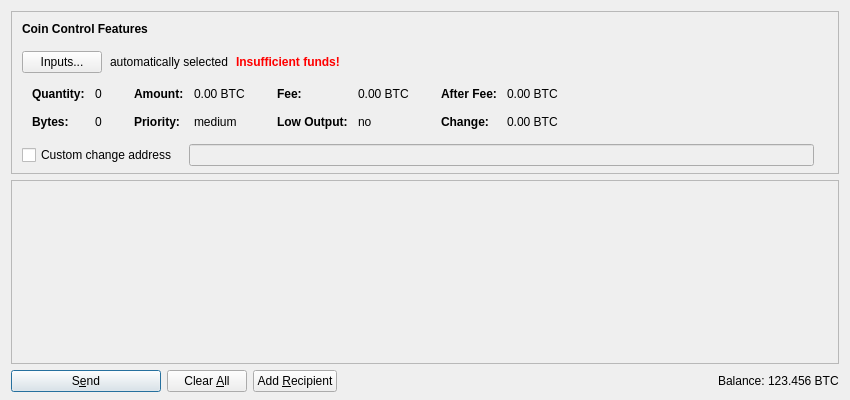
Before: the Qt Designer form src/qt/forms/sendcoinsdialog.ui in lycancoin/lycancoin-release, drawn with Qt 5.
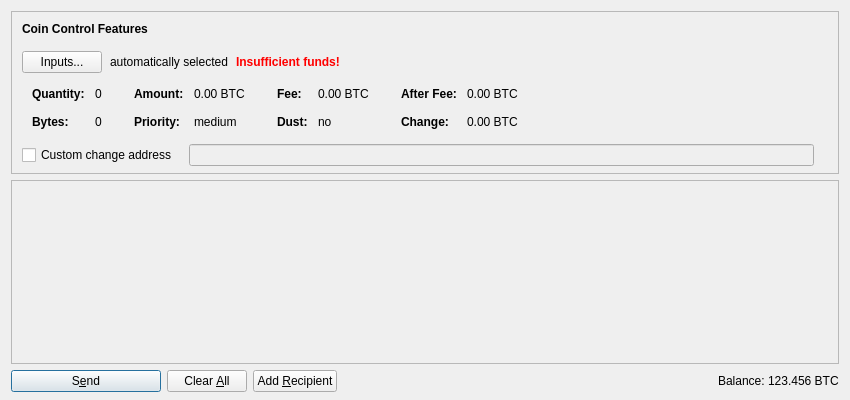
After: the same form once the commit is applied. Icons and pictures are not drawn. Custom widgets are drawn as their Qt base class.

Diff of the .ui file:
```diff
--- a/src/qt/forms/sendcoinsdialog.ui
+++ b/src/qt/forms/sendcoinsdialog.ui
@@ -417,7 +417,7 @@
                   </font>
                  </property>
                  <property name="text">
-                  <string>Low Output:</string>
+                  <string>Dust:</string>
                  </property>
                 </widget>
                </item>
@@ -742,6 +742,12 @@
        </property>
        <item>
         <widget class="QLabel" name="label">
+         <property name="sizePolicy">
+          <sizepolicy hsizetype="Preferred" vsizetype="Fixed">
+           <horstretch>0</horstretch>
+           <verstretch>0</verstretch>
+          </sizepolicy>
+         </property>
          <property name="text">
           <string>Balance:</string>
          </property>
@@ -749,6 +755,12 @@
        </item>
        <item>
         <widget class="QLabel" name="labelBalance">
+         <property name="sizePolicy">
+          <sizepolicy hsizetype="Preferred" vsizetype="Fixed">
+           <horstretch>0</horstretch>
+           <verstretch>0</verstretch>
+          </sizepolicy>
+         </property>
          <property name="cursor">
           <cursorShape>IBeamCursor</cursorShape>
          </property>
```
